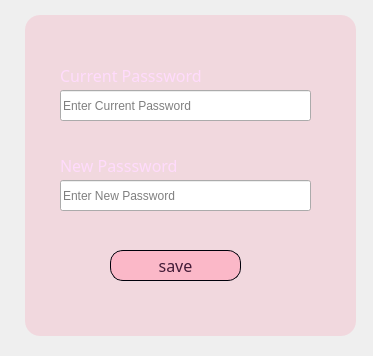
Before: the Qt Designer form m7fazty/confirm_pass_dialog.ui in Roro-2004/m7fazty, drawn with Qt 5.
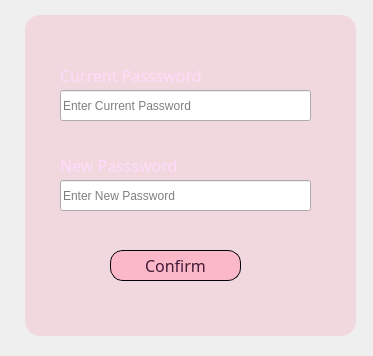
After: the same form once the commit is applied. Icons and pictures are not drawn.

What changed in the file:
```diff
--- a/m7fazty/confirm_pass_dialog.ui
+++ b/m7fazty/confirm_pass_dialog.ui
@@ -242,7 +242,7 @@
 </string>
    </property>
    <property name="text">
-    <string>save</string>
+    <string>Confirm</string>
    </property>
   </widget>
   <widget class="QLabel" name="password_label">
```
